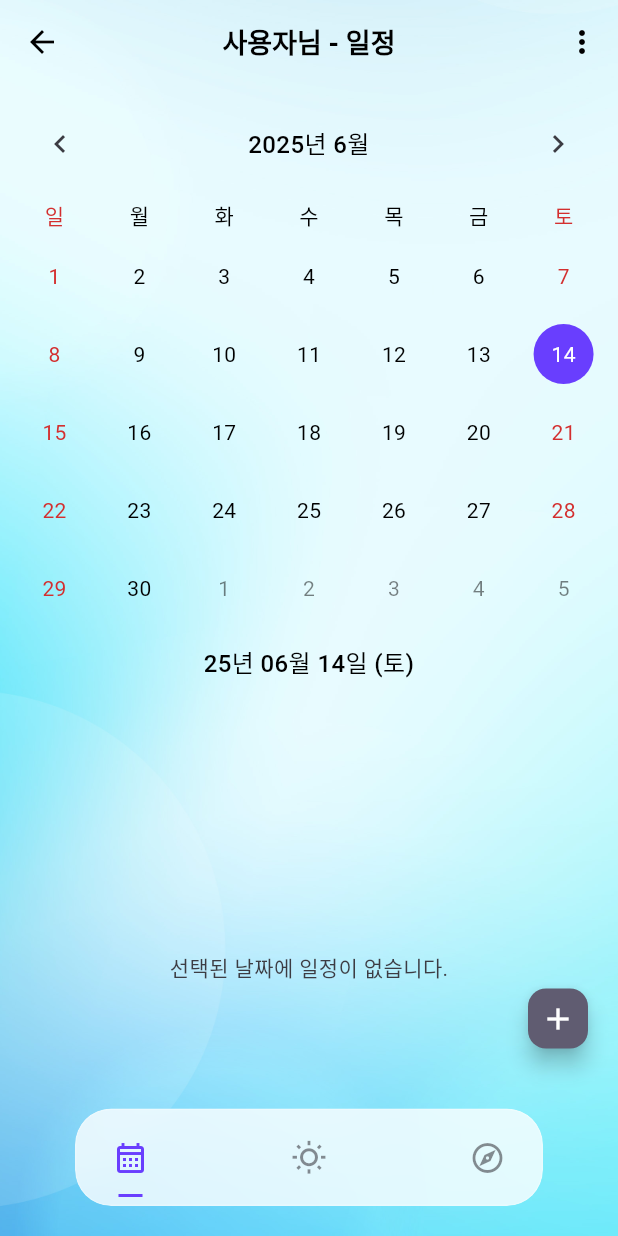
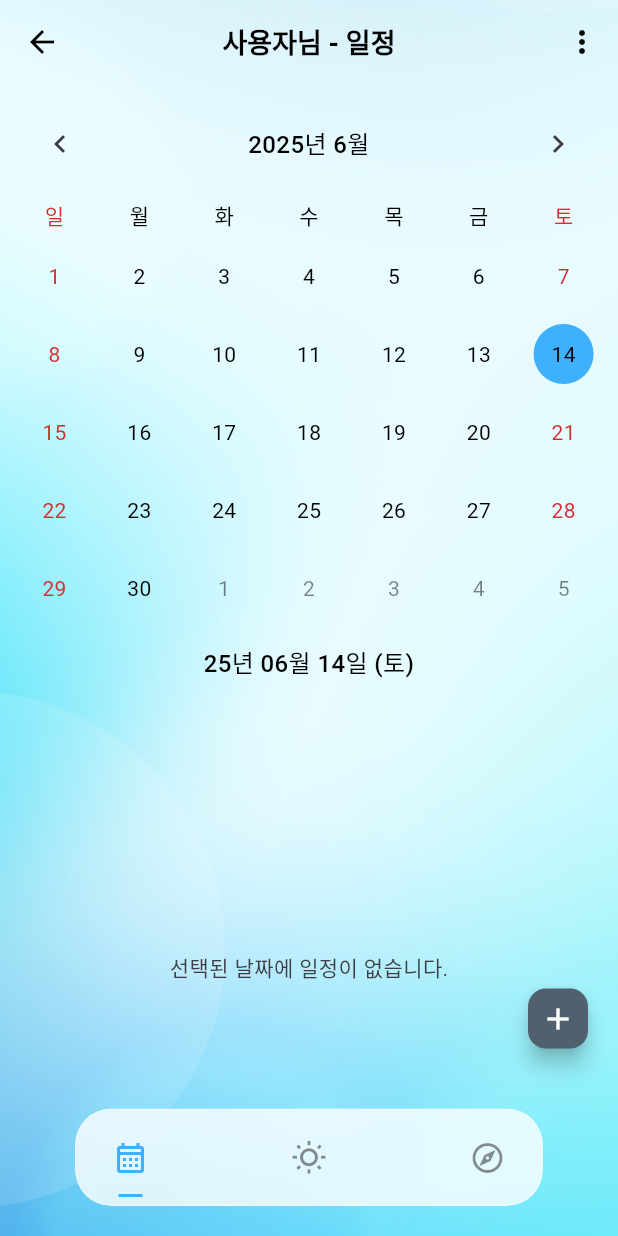
Before and after one commit to creatorjun/safe_diary, a Flutter app: the HomeScreen screen opened by its route, item 2 of the bottom bar chosen, on a phone screen of 412 x 824 dp. Run offline on Flutter 3.47's test engine with Material 3 defaults, Android fonts, the phone set to English and light mode, and no system bars; drawn by our look-alikes of crystal_navigation_bar, table_calendar; our stand-ins replace firebase_core, firebase_messaging, flex_color_scheme, flutter_dotenv, flutter_local_notifications, flutter_secure_storage and 2 more; missing offline and left inert: kakao_flutter_sdk, naver_login_sdk, no_screenshot, omni_datetime_picker, stomp_dart_client; accounts and stored records are empty; generated files the repository leaves out were written again.

Commit message:
스트링 관리 적용 끝

```diff
--- a/lib/app/theme/app_theme.dart
+++ b/lib/app/theme/app_theme.dart
@@ -1,3 +1,5 @@
+// lib/app/theme/app_theme.dart
+
 import 'package:flex_color_scheme/flex_color_scheme.dart';
 import 'package:flutter/material.dart';
 
@@ -62,7 +64,11 @@ class AppTextStyles extends ThemeExtension<AppTextStyles> {
 /// `SizedBox(height: Theme.of(context).extension<AppSpacing>()!.medium)`
 @immutable
 class AppSpacing extends ThemeExtension<AppSpacing> {
-  const AppSpacing({this.small = 8.0, this.medium = 16.0, this.large = 24.0});
+  const AppSpacing({
+    this.small = 8.0,
+    this.medium = 16.0,
+    this.large = 24.0,
+  });
 
   final double small;
   final double medium;
@@ -98,7 +104,10 @@ class AppSpacing extends ThemeExtension<AppSpacing> {
 /// `Theme.of(context).extension<AppBrandColors>()!.naver`
 @immutable
 class AppBrandColors extends ThemeExtension<AppBrandColors> {
-  const AppBrandColors({required this.naver, required this.kakao});
+  const AppBrandColors({
+    required this.naver,
+    required this.kakao,
+  });
 
   final Color naver;
   final Color kakao;
@@ -109,7 +118,10 @@ class AppBrandColors extends ThemeExtension<AppBrandColors> {
   );
 
   @override
-  ThemeExtension<AppBrandColors> copyWith({Color? naver, Color? kakao}) {
+  ThemeExtension<AppBrandColors> copyWith({
+    Color? naver,
+    Color? kakao,
+  }) {
     return AppBrandColors(
       naver: naver ?? this.naver,
       kakao: kakao ?? this.kakao,
@@ -131,10 +143,56 @@ class AppBrandColors extends ThemeExtension<AppBrandColors> {
   }
 }
 
+/// # 커스텀 색상 Theme Extension
+///
+/// 사용법:
+/// `Theme.of(context).extension<AppCustomColors>()!.markerColor1`
+@immutable
+class AppCustomColors extends ThemeExtension<AppCustomColors> {
+  const AppCustomColors({
+    required this.markerColor1,
+    required this.markerColor2,
+    required this.markerColor3,
+  });
+
+  final Color markerColor1;
+  final Color markerColor2;
+  final Color markerColor3;
+
+  @override
+  ThemeExtension<AppCustomColors> copyWith({
+    Color? markerColor1,
+    Color? markerColor2,
+    Color? markerColor3,
+  }) {
+    return AppCustomColors(
+      markerColor1: markerColor1 ?? this.markerColor1,
+      markerColor2: markerColor2 ?? this.markerColor2,
+      markerColor3: markerColor3 ?? this.markerColor3,
+    );
+  }
+
+  @override
+  ThemeExtension<AppCustomColors> lerp(
+      covariant ThemeExtension<AppCustomColors>? other,
+      double t,
+      ) {
+    if (other is! AppCustomColors) {
+      return this;
+    }
+    return AppCustomColors(
+      markerColor1: Color.lerp(markerColor1, other.markerColor1, t)!,
+      markerColor2: Color.lerp(markerColor2, other.markerColor2, t)!,
+      markerColor3: Color.lerp(markerColor3, other.markerColor3, t)!,
+    );
+  }
+}
+
 class AppTheme {
   AppTheme._();
 
-  static const Color _primary = Color(0xFF693EFE);
+  static const Color _primaryLight = Color(0xFF3EB0FE);
+  static const Color _primaryDark = Color(0xFF693EFE);
 
   static final AppTextStyles _lightTextStyles = AppTextStyles(
     titleLarge: const TextStyle(fontSize: 22, fontWeight: FontWeight.bold),
@@ -146,6 +204,12 @@ class AppTheme {
 
   static final AppTextStyles _darkTextStyles = _lightTextStyles;
 
+  static const AppCustomColors _customColors = AppCustomColors(
+    markerColor1: Colors.blueAccent,
+    markerColor2: Colors.redAccent,
+    markerColor3: Colors.purpleAccent,
+  );
+
   static final CardThemeData _cardThemeData = CardThemeData(
     elevation: 0,
     shape: RoundedRectangleBorder(borderRadius: BorderRadius.circular(12.0)),
@@ -154,11 +218,10 @@ class AppTheme {
 
   static final InputDecorationTheme _inputDecorationTheme =
   InputDecorationTheme(
-        border: OutlineInputBorder(borderRadius: BorderRadius.circular(12.0)),
-        contentPadding: const EdgeInsets.symmetric(
-          horizontal: 16,
-          vertical: 14,
+    border: OutlineInputBorder(
+      borderRadius: BorderRadius.circular(12.0),
     ),
+    contentPadding: const EdgeInsets.symmetric(horizontal: 16, vertical: 14),
   );
 
   static final OutlinedButtonThemeData _outlinedButtonTheme =
@@ -171,17 +234,20 @@ class AppTheme {
     ),
   );
 
-  static final FilledButtonThemeData _filledButtonTheme = FilledButtonThemeData(
+  static final FilledButtonThemeData _filledButtonTheme =
+  FilledButtonThemeData(
     style: FilledButton.styleFrom(
-      shape: RoundedRectangleBorder(borderRadius: BorderRadius.circular(12.0)),
+      shape: RoundedRectangleBorder(
+        borderRadius: BorderRadius.circular(12.0),
+      ),
       padding: const EdgeInsets.symmetric(horizontal: 16, vertical: 12),
     ),
   );
 
   static final ColorScheme _lightColorScheme = ColorScheme.fromSeed(
-    seedColor: _primary,
+    seedColor: _primaryLight,
     brightness: Brightness.light,
-    primary: _primary,
+    primary: _primaryLight,
     onPrimary: Colors.white,
     surface: const Color(0xFFFFFFFF),
     onSurface: const Color(0xFF000000),
@@ -191,9 +257,9 @@ class AppTheme {
   );
 
   static final ColorScheme _darkColorScheme = ColorScheme.fromSeed(
-    seedColor: _primary,
+    seedColor: _primaryDark,
     brightness: Brightness.dark,
-    primary: _primary,
+    primary: _primaryDark,
     onPrimary: Colors.white,
     surface: const Color(0xFF1F1D47),
     onSurface: const Color(0xFFFFFFFF),
@@ -226,6 +292,7 @@ class AppTheme {
         _lightTextStyles,
         AppSpacing.regular,
         AppBrandColors.regular,
+        _customColors,
       ],
     );
   }
@@ -254,6 +321,7 @@ class AppTheme {
         _darkTextStyles,
         AppSpacing.regular,
         AppBrandColors.regular,
+        _customColors,
       ],
     );
   }
--- a/lib/app/views/calendar_view.dart
+++ b/lib/app/views/calendar_view.dart
@@ -3,12 +3,12 @@
 import 'package:flutter/material.dart';
 import 'package:get/get.dart';
 import 'package:intl/intl.dart';
+import 'package:safe_diary/app/utils/app_strings.dart';
 import 'package:table_calendar/table_calendar.dart';
 
 import '../controllers/home_controller.dart';
 import '../models/event_item.dart';
 import '../theme/app_theme.dart';
-import '../utils/app_strings.dart';
 
 class CalendarView extends StatelessWidget {
   const CalendarView({super.key});
@@ -60,11 +60,12 @@ class CalendarView extends StatelessWidget {
     final ColorScheme colorScheme = theme.colorScheme;
     final AppTextStyles textStyles = theme.extension<AppTextStyles>()!;
     final AppSpacing spacing = theme.extension<AppSpacing>()!;
+    final AppCustomColors customColors = theme.extension<AppCustomColors>()!;
 
     final List<Color> markerColors = [
-      colorScheme.primary,
-      colorScheme.secondary,
-      colorScheme.tertiary,
+      customColors.markerColor1,
+      customColors.markerColor2,
+      customColors.markerColor3,
     ];
 
     return SafeArea(
@@ -113,20 +114,17 @@ class CalendarView extends StatelessWidget {
                     color: colorScheme.primaryContainer.withAlpha(204),
                     shape: BoxShape.circle,
                   ),
-                  todayTextStyle: textStyles.bodyMedium.copyWith(
-                    color: colorScheme.onPrimaryContainer,
-                  ),
+                  todayTextStyle: textStyles.bodyMedium
+                      .copyWith(color: colorScheme.onPrimaryContainer),
                   selectedDecoration: BoxDecoration(
                     color: colorScheme.primary,
                     shape: BoxShape.circle,
                   ),
-                  selectedTextStyle: textStyles.bodyMedium.copyWith(
-                    color: colorScheme.onPrimary,
-                  ),
+                  selectedTextStyle: textStyles.bodyMedium
+                      .copyWith(color: colorScheme.onPrimary),
                   defaultTextStyle: textStyles.bodyMedium,
-                  weekendTextStyle: textStyles.bodyMedium.copyWith(
-                    color: colorScheme.error,
-                  ),
+                  weekendTextStyle:
+                  textStyles.bodyMedium.copyWith(color: colorScheme.error),
                   outsideTextStyle: textStyles.bodyMedium.copyWith(
                     color: colorScheme.onSurface.withAlpha(128),
                   ),
@@ -214,21 +212,20 @@ class CalendarView extends StatelessWidget {
 
                   return Card(
                     child: ListTile(
-                      title: Text(event.title, style: textStyles.bodyLarge),
+                      title: Text(
+                        event.title,
+                        style: textStyles.bodyLarge,
+                      ),
                       subtitle: Text(
                         event.displayTime(context),
-                        style: textStyles.bodyMedium.copyWith(
-                          color: colorScheme.onSurfaceVariant,
+                        style: textStyles.bodyMedium
+                            .copyWith(color: colorScheme.onSurfaceVariant),
                       ),
-                      ),
-                      trailing:
-                          isCurrentlySubmittingThisEvent
+                      trailing: isCurrentlySubmittingThisEvent
                           ? const SizedBox(
                         width: 24,
                         height: 24,
-                                child: CircularProgressIndicator(
-                                  strokeWidth: 2,
-                                ),
+                        child: CircularProgressIndicator(strokeWidth: 2),
                       )
                           : Row(
                         mainAxisSize: MainAxisSize.min,
```
Lines whose indentation alone changed are shown as unchanged.
